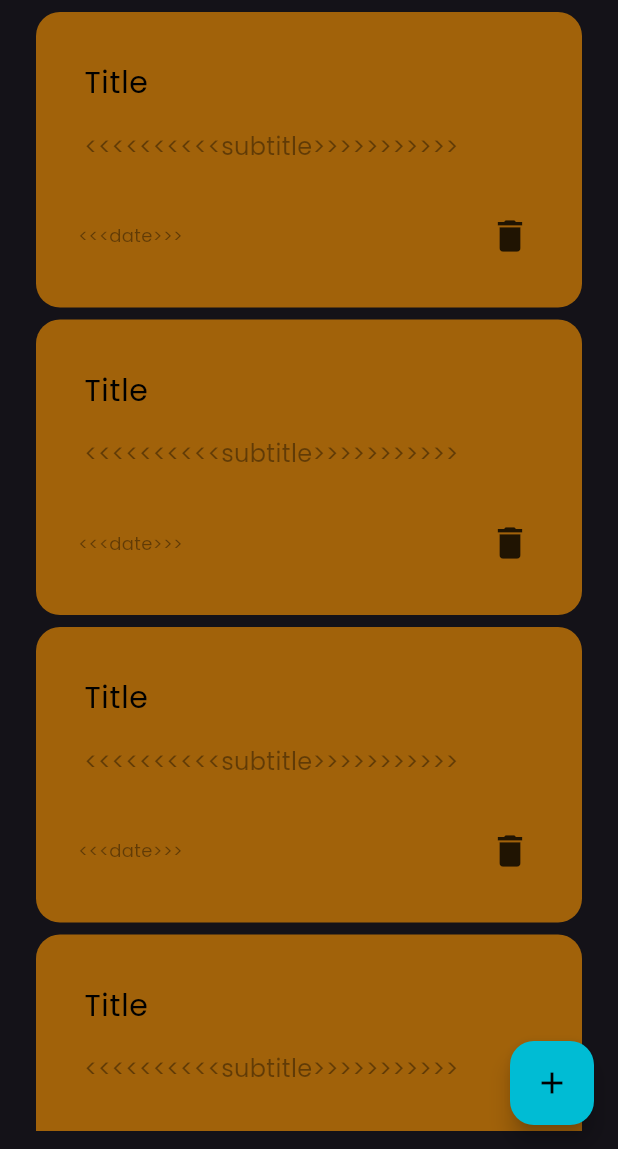
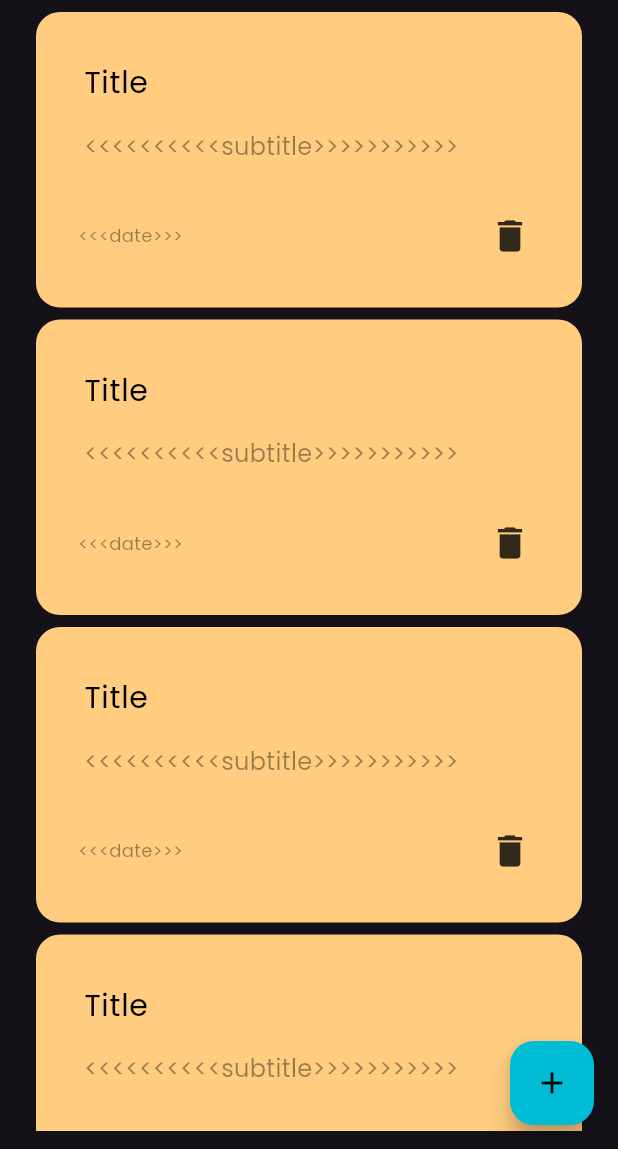
Before and after one commit to AhmedIbarhim/notes_app, a Flutter app: the screen it shows after launch, on a phone screen of 412 x 824 dp, the part 87-1236 px from its top. Run offline on Flutter 3.47's test engine with Material 3 defaults, Android fonts, the phone set to English and light mode, and no system bars; our stand-ins replace bloc, flutter_bloc, google_fonts, hive, hive_flutter; accounts and stored records are empty.

Commit message:
provide add note cubit

```diff
--- a/lib/main.dart
+++ b/lib/main.dart
@@ -1,6 +1,8 @@
 import 'package:flutter/material.dart';
+import 'package:flutter_bloc/flutter_bloc.dart';
 import 'package:hive_flutter/hive_flutter.dart';
 import 'package:notes_app/constants/constants.dart';
+import 'package:notes_app/cubits/add_note_cubit/add_note_cubit.dart';
 import 'package:notes_app/models/note_model.dart';
 import 'package:notes_app/views/notes_view.dart';
 
@@ -19,13 +21,20 @@ class NotesApp extends StatelessWidget {
 
   @override
   Widget build(BuildContext context) {
-    return MaterialApp(
-      debugShowCheckedModeBanner: false,
-      title: 'Notes App',
-      theme: ThemeData(
-        brightness: Brightness.dark,
+    return MultiBlocProvider(
+      providers: [
+        BlocProvider(
+          create: (context) => AddNoteCubit(),
+        ),
+      ],
+      child: MaterialApp(
+        debugShowCheckedModeBanner: false,
+        title: 'Notes App',
+        theme: ThemeData(
+          brightness: Brightness.dark,
+        ),
+        home: const NotesView(),
       ),
-      home: const NotesView(),
     );
   }
 }
--- a/lib/widgets/note_item.dart
+++ b/lib/widgets/note_item.dart
@@ -23,7 +23,7 @@ class NoteItem extends StatelessWidget {
         padding: const EdgeInsets.fromLTRB(16, 24, 12, 24),
         margin: const EdgeInsets.only(top: 8),
         decoration: BoxDecoration(
-          color: Colors.orange.withOpacity(0.6),
+          color: Colors.orange[200],
           borderRadius: BorderRadius.circular(16),
         ),
         child: Column(
```
Also changed, not shown: lib/cubits/add_note_cubit/add_note_cubit.dart (+17 -0 lines).
